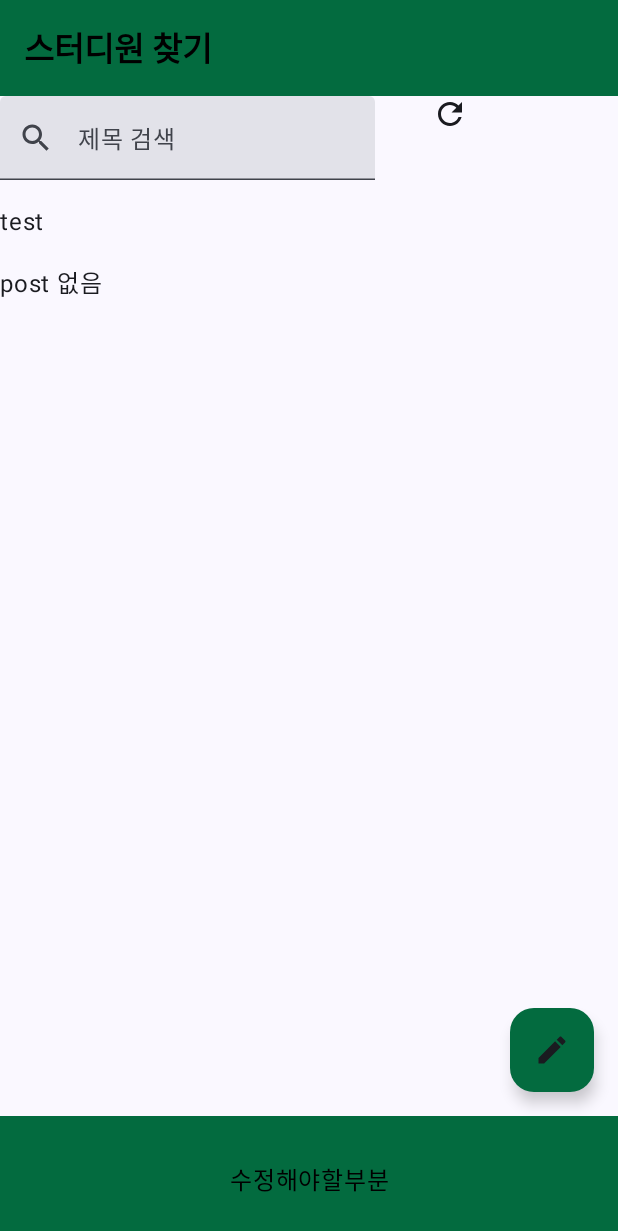
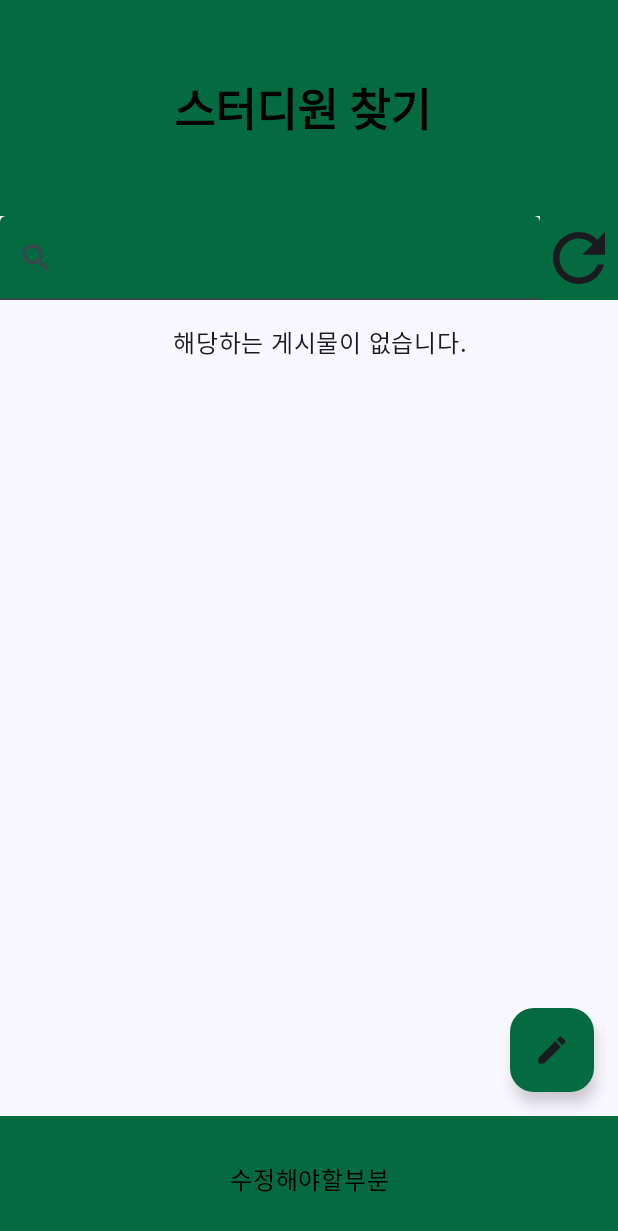
Before and after one commit to sohyeonjung/KHYKU, an Android app built with Jetpack Compose: the composable CommunityScreen shown on its own in the app's theme, on a phone screen of 412 x 824 dp. Shown: the top 1231 px of the screen. Run offline under Robolectric (Android 15) with nearby library versions, the phone set to English and light mode, and no system bars; our stand-ins replace Firebase (no records; nobody signed in at launch, a user with empty details on screens opened directly).

Commit message:
community design

```diff
--- a/app/src/main/java/com/example/khyku/screen/CommunityScreen.kt
+++ b/app/src/main/java/com/example/khyku/screen/CommunityScreen.kt
@@ -2,12 +2,14 @@
 
 package com.example.khyku.screen
 
+import androidx.compose.foundation.background
 import androidx.compose.foundation.clickable
 import androidx.compose.foundation.layout.Arrangement
 import androidx.compose.foundation.layout.Column
 import androidx.compose.foundation.layout.Row
 import androidx.compose.foundation.layout.fillMaxWidth
 import androidx.compose.foundation.layout.padding
+import androidx.compose.foundation.layout.size
 import androidx.compose.foundation.layout.width
 import androidx.compose.foundation.rememberScrollState
 import androidx.compose.foundation.text.KeyboardActions
@@ -23,13 +25,13 @@ import androidx.compose.material3.Icon
 import androidx.compose.material3.Scaffold
 import androidx.compose.material3.Text
 import androidx.compose.material3.TextField
+import androidx.compose.material3.TextFieldDefaults
 import androidx.compose.material3.TopAppBar
 import androidx.compose.material3.TopAppBarDefaults.topAppBarColors
 import androidx.compose.runtime.Composable
 import androidx.compose.runtime.LaunchedEffect
 import androidx.compose.runtime.collectAsState
 import androidx.compose.runtime.getValue
-import androidx.compose.runtime.mutableIntStateOf
 import androidx.compose.runtime.mutableStateOf
 import androidx.compose.runtime.remember
 import androidx.compose.runtime.setValue
@@ -39,6 +41,7 @@ import androidx.compose.ui.text.font.FontWeight
 import androidx.compose.ui.text.input.ImeAction
 import androidx.compose.ui.text.style.TextAlign
 import androidx.compose.ui.unit.dp
+import androidx.compose.ui.unit.sp
 import androidx.lifecycle.viewmodel.compose.viewModel
 import androidx.navigation.compose.rememberNavController
 import com.example.khyku.viewmodel.PostRepository
@@ -67,7 +70,6 @@ fun CommunityScreen() {
     }
 
 
-    var presses by remember { mutableIntStateOf(0) }
     var searchText by remember { mutableStateOf("") }
     val KonkukGreen = Color(0xFF036B3F)
 
@@ -81,7 +83,9 @@ fun CommunityScreen() {
                 ),
                 title = {
                     Text(text = "스터디원 찾기",
-                        fontWeight = FontWeight.Bold
+                        fontWeight = FontWeight.Bold,
+                        modifier = Modifier.padding(100.dp, 50.dp),
+                        fontSize = 30.sp //이게 크기 최대
                     )
                 }
             )
@@ -103,7 +107,9 @@ fun CommunityScreen() {
         //+++수정
         floatingActionButton = {
             FloatingActionButton(
-                onClick = { presses++ },
+                onClick = {
+                          //navigate
+                },
                 containerColor = KonkukGreen) {
                 Icon(Icons.Default.Edit, contentDescription = "Add")
             }
@@ -119,13 +125,11 @@ fun CommunityScreen() {
                 TextField(
                     value = searchText,
                     onValueChange = { searchText = it },
-//                colors = TextFieldDefaults.textFieldColors(
-//                    containerColor = Color.White,
-//                    //textColor = Color.Black,
-//                    focusedIndicatorColor = Color.White,
-//                    unfocusedIndicatorColor = Color.White
-//                ),
-                    placeholder = { Text("제목 검색") },
+                    colors = TextFieldDefaults.textFieldColors(
+                        containerColor = KonkukGreen
+                    ),
+                    placeholder = {
+                        Text( text = "스터디 검색", color = Color.White) },
                     singleLine = true,
                     keyboardOptions = KeyboardOptions.Default.copy(imeAction = ImeAction.Search),
                     keyboardActions = KeyboardActions(onSearch = {
@@ -134,24 +138,26 @@ fun CommunityScreen() {
                     leadingIcon = {
                         Icon(Icons.Default.Search, contentDescription = "Search")
                     },
-                    modifier = Modifier.width(250.dp),
-
+                    modifier = Modifier.width(360.dp)
 
                 )
                 Icon(Icons.Default.Refresh,
                     contentDescription = "update",
-                    modifier = Modifier.width(100.dp)
+                    modifier = Modifier
+                        .size(56.dp)
+                        .background(color = KonkukGreen)
                         .clickable {
                             viewModel.getAllItems()
-                        }
-                    )
+                        },
+                )
 
             }
 
-            Text("test")
-
-            if(postlist.isEmpty())
-               Text(text = "post 없음")
+            if(postlist.isEmpty()){
+                Text(text = "해당하는 게시물이 없습니다.",
+                    modifier = Modifier.padding(start = 115.dp))
+                searchText=" "
+            }
 
             PostList(
                 list = postlist
@@ -160,6 +166,7 @@ fun CommunityScreen() {
 //                navController.navigate("post_detail/$post")
             }
         }
+
     }
 
 }
```
Also changed, not shown: app/src/main/java/com/example/khyku/MainActivity.kt (+4 -4 lines), app/src/main/java/com/example/khyku/screen/LazyPostUI.kt (+13 -5 lines).
